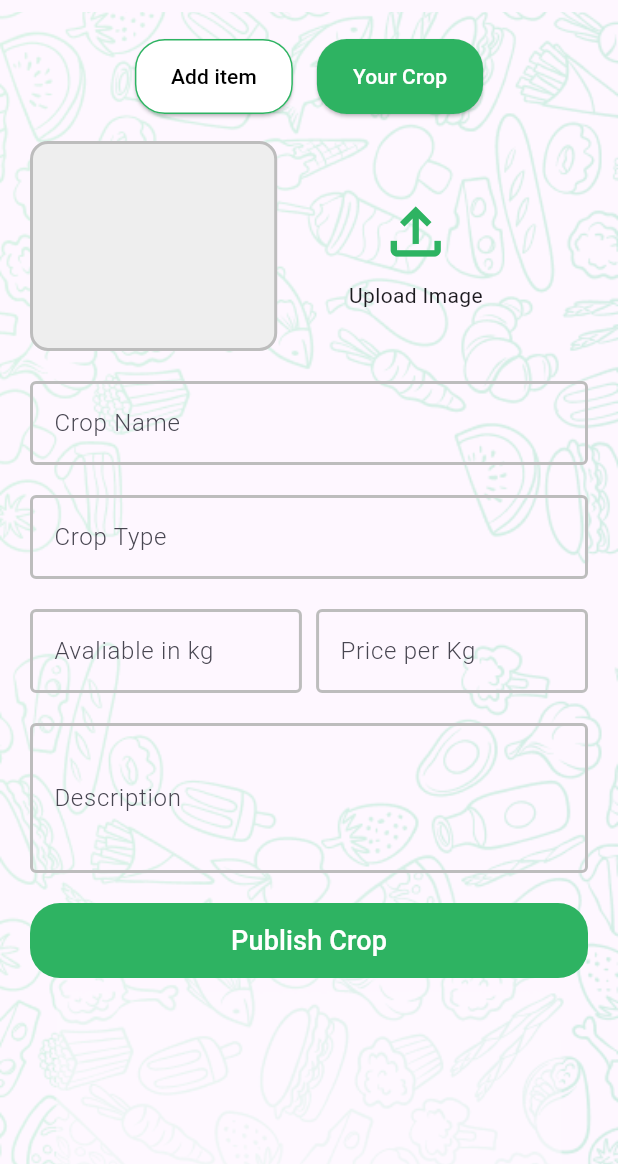
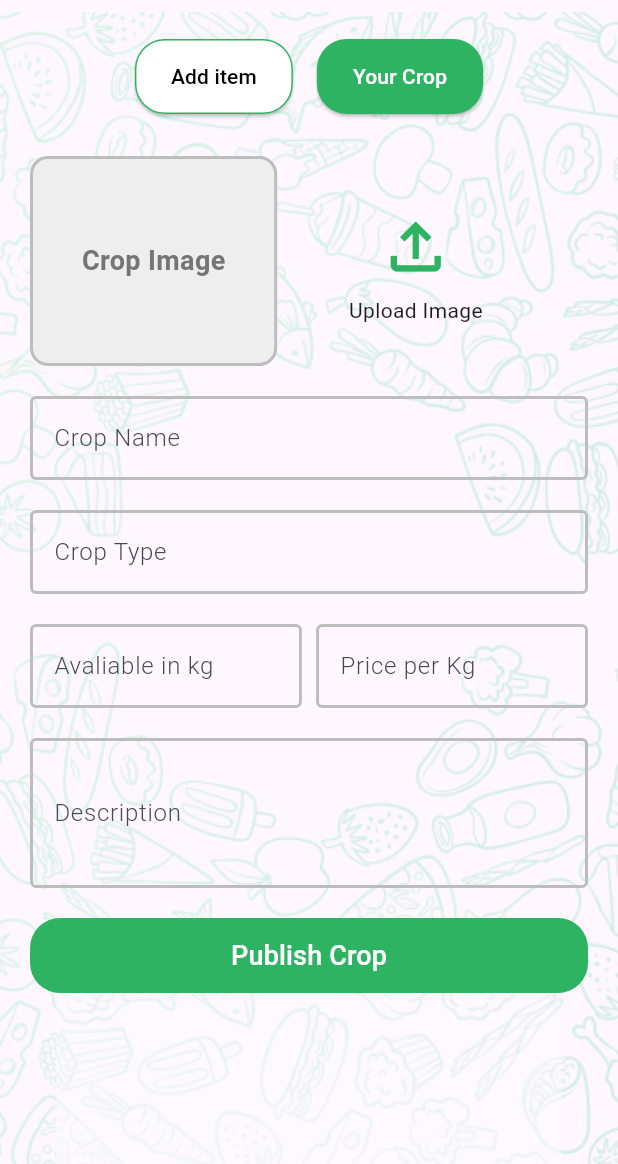
Before and after one commit to Manoj0012/Agromart-Mobile-Application, a Flutter app: the Additempage screen opened directly, on a phone screen of 412 x 824 dp, the part 72-1236 px from its top. Run offline on Flutter 3.47's test engine with Material 3 defaults, Android fonts, the phone set to English and light mode, and no system bars; our stand-ins replace another_flushbar, curved_navigation_bar, dio, flutter_bloc, flutter_secure_storage, geocoding and 5 more; accounts and stored records are empty; network calls fail.

```diff
--- a/Agromart/client/lib/Models/CropModels.dart
+++ b/Agromart/client/lib/Models/CropModels.dart
@@ -3,8 +3,6 @@ class CropProduct {
   final String owner; // owner ObjectId as string
   final String cropName;
   final String cropType;
-  final String cropColor;
-  final String cropCategories;
   final String availability;
   final String pricePerKG;
   final String location;
@@ -15,8 +13,6 @@ class CropProduct {
     required this.owner,
     required this.cropName,
     required this.cropType,
-    required this.cropColor,
-    required this.cropCategories,
     required this.availability,
     required this.pricePerKG,
     required this.location,
@@ -28,8 +24,6 @@ class CropProduct {
       owner: json['owner'],
       cropName: json['Cropname'],
       cropType: json['CropType'],
-      cropColor: json['CropColor'],
-      cropCategories: json['CropCategories'],
       availability: json['Avalibilty'],
       pricePerKG: json['PricePerKG'],
       location: json['Location'],
--- /dev/null
+++ b/Agromart/client/lib/Models/ProductModel.dart
@@ -0,0 +1,23 @@
+class Productmodel {
+  final String cropName;
+  final String cropType;
+  final String availability;
+  final String pricePerKG;
+  final String description;
+  Productmodel(
+      {required this.cropName,
+      required this.cropType,
+      required this.availability,
+      required this.pricePerKG,
+      required this.description});
+
+  Map<String, dynamic> toJson() {
+    return {
+      'cropName': cropName,
+      'cropType': cropType,
+      'availability': availability,
+      'pricePerKG': pricePerKG,
+      'description': description,
+    };
+  }
+}
--- a/Agromart/client/lib/Presentation/Homepage_ui.dart
+++ b/Agromart/client/lib/Presentation/Homepage_ui.dart
@@ -6,6 +6,8 @@ import 'package:client/Presentation/pages/HomePage/Homepage.dart';
 import 'package:client/Presentation/pages/HomePage/Userprofilepage.dart';
 import 'package:client/Presentation/Utiltis/utilis.dart';
 import 'package:client/bloc/BottomNav_bloc.dart';
+import 'package:client/bloc/CatergoryNav_bloc.dart';
+import 'package:client/bloc/Catergory_bloc.dart';
 import 'package:curved_navigation_bar/curved_navigation_bar.dart';
 import 'package:flutter/material.dart';
 import 'package:flutter_bloc/flutter_bloc.dart';
@@ -27,6 +29,7 @@ class HomepageUi extends StatelessWidget {
               return Homepage();
             }
             if (state is BottomnavCategory) {
+              context.read<CatergoryBloc>().add(CatergorySwitchEvent(key: 0));
               return const Categoriepage();
             }
             if (state is BottomnavAdd) {
--- a/Agromart/client/lib/Presentation/Loginpage_ui.dart
+++ b/Agromart/client/lib/Presentation/Loginpage_ui.dart
@@ -21,6 +21,7 @@ class LoginpageUi extends StatefulWidget {
 }
 
 class _LoginpageUiState extends State<LoginpageUi> {
+  // ignore: non_constant_identifier_names
   final TextEditingController email_controller = TextEditingController();
   final Utils utils = Utils();
   @override
--- a/Agromart/client/lib/Presentation/pages/HomePage/AddCropPage.dart
+++ b/Agromart/client/lib/Presentation/pages/HomePage/AddCropPage.dart
@@ -1,5 +1,7 @@
 import 'dart:io';
+import 'package:another_flushbar/flushbar.dart';
 import 'package:client/Presentation/Utiltis/utilis.dart';
+import 'package:client/Presentation/pages/HomePage/Wigets/ImageContainer.dart';
 import 'package:client/Presentation/widgets/DescribeFieldTap.dart';
 import 'package:client/Presentation/widgets/FieldButton.dart';
 import 'package:client/Presentation/widgets/FieldTap.dart';
@@ -24,9 +26,24 @@ class Addcroppage extends StatelessWidget {
     return BlocConsumer<AdditemsBloc, AdditemsState>(
       listener: (context, state) {
         if (state is AddedItemErrorState) {
-          print(state.error);
           context.read<FieldBloc>().add(FieldError_Event(
               fieldname: state.fieldname, error_msg: state.error));
+        }
+        if (state is AddedItemErrorState) {
+          Flushbar(
+            flushbarPosition: FlushbarPosition.TOP,
+            message: "Crop Failed to add",
+            duration: const Duration(seconds: 4),
+            backgroundColor: Color(utils.error_color),
+          ).show(context);
+        }
+        if (state is ItemAddedState) {
+          Flushbar(
+            flushbarPosition: FlushbarPosition.TOP,
+            message: "Crop added Successfully",
+            duration: const Duration(seconds: 4),
+            backgroundColor: Color(utils.Primary_color),
+          ).show(context);
         }
       },
       builder: (context, state) {
@@ -36,7 +53,9 @@ class Addcroppage extends StatelessWidget {
             child: Column(
               mainAxisAlignment: MainAxisAlignment.spaceEvenly,
               children: [
-                Row(
+                Padding(
+                  padding: const EdgeInsets.only(top: 10),
+                  child: Row(
                     children: [
                       BlocBuilder<ImagePickerBloc, ImagePickerState>(
                         builder: (context, state) {
@@ -53,20 +72,11 @@ class Addcroppage extends StatelessWidget {
                               height: 140,
                               child: Image.file(
                                 state.image,
-                              fit: BoxFit.contain,
+                                fit: BoxFit.fill,
                               ),
                             );
                           }
-                        return Container(
-                          decoration: BoxDecoration(
-                            border: Border.all(
-                                color: Colors.grey.shade400, width: 2),
-                            borderRadius: BorderRadius.circular(12),
-                            color: Colors.grey[200],
-                          ),
-                          width: MediaQuery.of(context).size.width * 0.4,
-                          height: 140,
-                        );
+                          return const Imagecontainer(fieldname: 'image');
                         },
                       ),
                       const SizedBox(
@@ -93,6 +103,7 @@ class Addcroppage extends StatelessWidget {
                         ),
                       )
                     ],
+                  ),
                 ),
                 Fieldtap(
                     hint: "Crop Name",
--- a/Agromart/client/lib/Presentation/pages/HomePage/Categoriepage.dart
+++ b/Agromart/client/lib/Presentation/pages/HomePage/Categoriepage.dart
@@ -84,9 +84,9 @@ class _CategoriepageState extends State<Categoriepage> {
                               productname: data[index].cropName,
                               productlocation: data[index].location,
                               price: data[index].pricePerKG,
-                              quantity: data[index].cropColor,
                               available: true,
                               src: 'assets/veg.png',
+                              quantity: data[index].availability,
                             );
                           },
                         );
--- /dev/null
+++ b/Agromart/client/lib/Presentation/pages/HomePage/Wigets/ImageContainer.dart
@@ -0,0 +1,42 @@
+import 'package:client/bloc/Field_bloc.dart';
+import 'package:client/bloc/Field_state.dart';
+import 'package:flutter/material.dart';
+import 'package:flutter_bloc/flutter_bloc.dart';
+
+class Imagecontainer extends StatelessWidget {
+  final String fieldname;
+  const Imagecontainer({super.key, required this.fieldname});
+  @override
+  Widget build(BuildContext context) {
+    Border isborder = Border.all(color: Colors.grey.shade400, width: 2);
+    return BlocBuilder<FieldBloc, FieldState>(
+      builder: (context, state) {
+        if (state is FieldError_State && state.fieldname == fieldname) {
+          isborder = Border.all(color: Colors.red.shade400, width: 2);
+        }
+        return Container(
+          alignment: AlignmentDirectional.center,
+          decoration: BoxDecoration(
+            border: isborder,
+            borderRadius: BorderRadius.circular(12),
+            color: Colors.grey[200],
+          ),
+          width: MediaQuery.of(context).size.width * 0.4,
+          height: 140,
+          child: (state is FieldError_State && state.fieldname == fieldname)
+              ? Text(
+                  state.error_msg,
+                  style: TextStyle(color: Colors.red.shade400, fontSize: 18),
+                )
+              : Text(
+                  "Crop Image",
+                  style: TextStyle(
+                      fontSize: 18,
+                      fontWeight: FontWeight.w600,
+                      color: Colors.grey.shade600),
+                ),
+        );
+      },
+    );
+  }
+}
```
Also changed, not shown: Agromart/client/lib/Presentation/pages/HomePage/Homepage.dart (+9 -16 lines), Agromart/client/lib/Repo/ProductRepo.dart (+17 -1 lines), Agromart/client/lib/bloc/Additems_bloc.dart (+16 -3 lines), 3 other files. Lines whose indentation alone changed are shown as unchanged.
